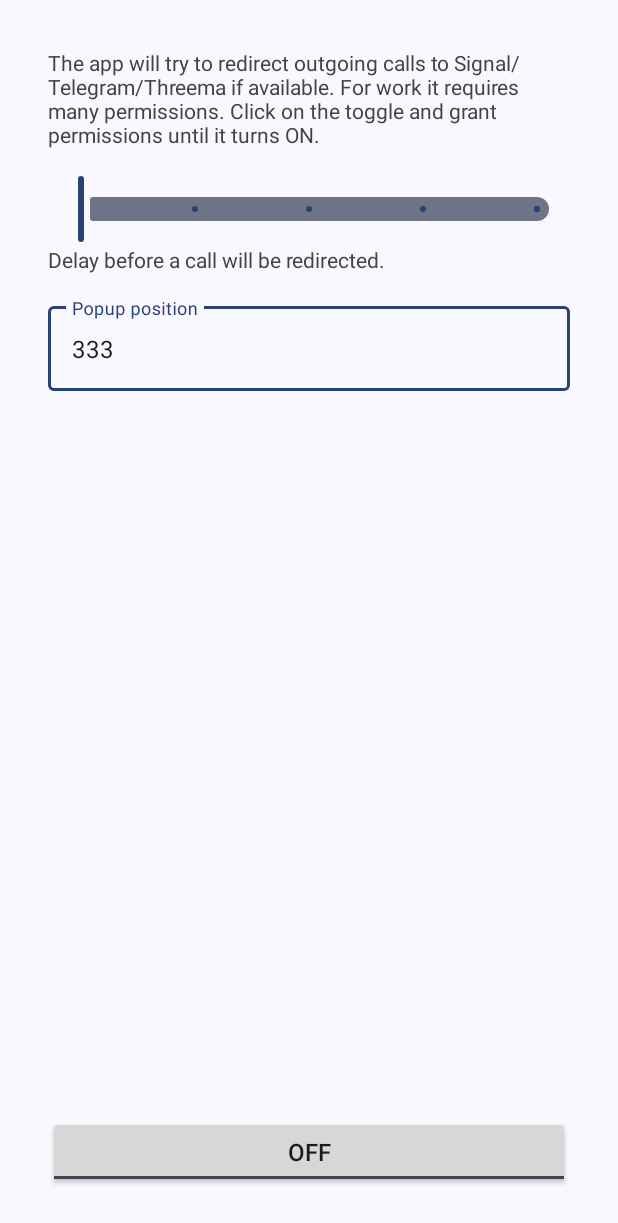
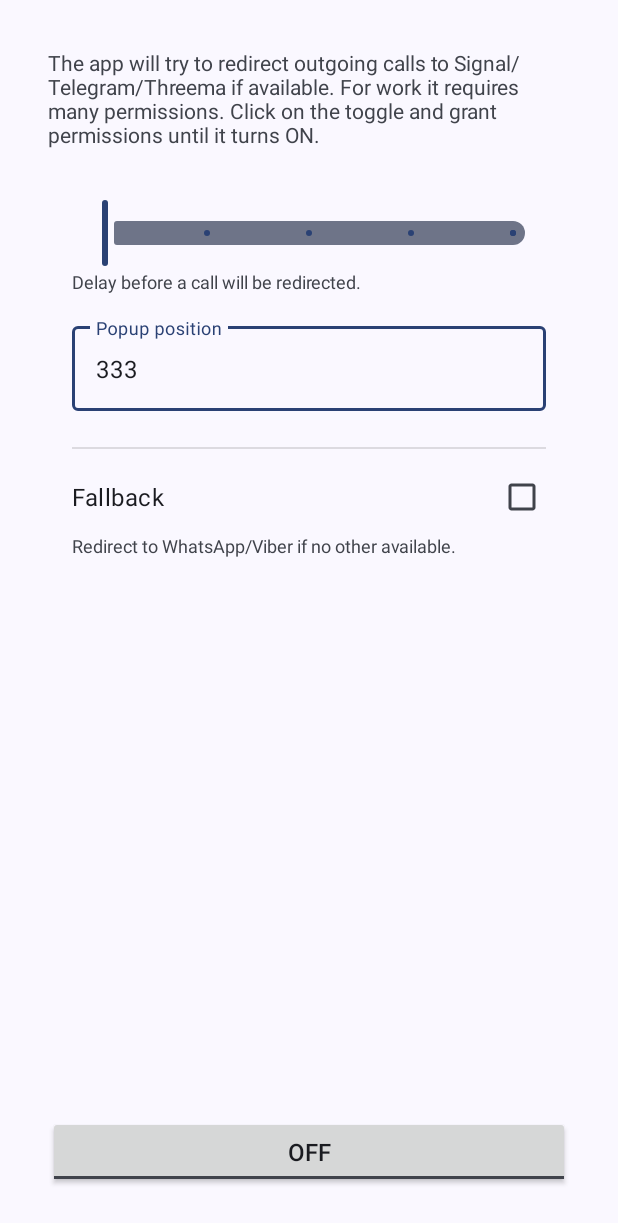
Before and after one commit to x13a/Red, an Android app: the screen it shows after launch (MainActivity), on a phone screen of 412 x 824 dp. Shown: the top 1223 px of the screen. Run offline under Robolectric (Android 15) with nearby library versions, the phone set to English and light mode, and no system bars.

Commit message:
fallback mode

```diff
--- a/app/build.gradle
+++ b/app/build.gradle
@@ -10,8 +10,8 @@ android {
         applicationId "me.lucky.red"
         minSdk 29
         targetSdk 32
-        versionCode 6
-        versionName "1.0.5"
+        versionCode 7
+        versionName "1.0.6"
 
         testInstrumentationRunner "androidx.test.runner.AndroidJUnitRunner"
     }
--- a/app/src/main/java/me/lucky/red/MainActivity.kt
+++ b/app/src/main/java/me/lucky/red/MainActivity.kt
@@ -48,6 +48,7 @@ class MainActivity : AppCompatActivity() {
         binding.apply {
             redirectionDelay.value = (prefs.redirectionDelay / 1000).toFloat()
             popupPosition.editText?.setText(prefs.popupPosition.toString())
+            fallback.isChecked = prefs.isFallbackChecked
             toggle.isChecked = prefs.isServiceEnabled
         }
     }
@@ -64,6 +65,9 @@ class MainActivity : AppCompatActivity() {
                 try {
                     prefs.popupPosition = it?.toString()?.toInt() ?: return@doAfterTextChanged
                 } catch (exc: NumberFormatException) {}
+            }
+            fallback.setOnCheckedChangeListener { _, isChecked ->
+                prefs.isFallbackChecked = isChecked
             }
             toggle.setOnCheckedChangeListener { _, isChecked ->
                 if (isChecked && !hasPermissions()) {
--- a/app/src/main/java/me/lucky/red/Preferences.kt
+++ b/app/src/main/java/me/lucky/red/Preferences.kt
@@ -9,6 +9,10 @@ class Preferences(ctx: Context) {
         private const val SERVICE_ENABLED = "service_enabled"
         private const val REDIRECTION_DELAY = "redirection_delay"
         private const val POPUP_POSITION = "popup_position_y"
+        private const val FALLBACK_CHECKED = "fallback_checked"
+
+        private const val DEFAULT_REDIRECTION_DELAY = 2000L
+        private const val DEFAULT_POPUP_POSITION = 333
     }
 
     private val prefs = PreferenceManager.getDefaultSharedPreferences(ctx)
@@ -18,10 +22,14 @@ class Preferences(ctx: Context) {
         set(value) = prefs.edit { putBoolean(SERVICE_ENABLED, value) }
 
     var redirectionDelay: Long
-        get() = prefs.getLong(REDIRECTION_DELAY, 2000L)
+        get() = prefs.getLong(REDIRECTION_DELAY, DEFAULT_REDIRECTION_DELAY)
         set(value) = prefs.edit { putLong(REDIRECTION_DELAY, value) }
 
     var popupPosition: Int
-        get() = prefs.getInt(POPUP_POSITION, 333)
+        get() = prefs.getInt(POPUP_POSITION, DEFAULT_POPUP_POSITION)
         set(value) = prefs.edit { putInt(POPUP_POSITION, value) }
+
+    var isFallbackChecked: Boolean
+        get() = prefs.getBoolean(FALLBACK_CHECKED, false)
+        set(value) = prefs.edit { putBoolean(FALLBACK_CHECKED, value) }
 }
--- a/app/src/main/res/layout/activity_main.xml
+++ b/app/src/main/res/layout/activity_main.xml
@@ -20,6 +20,7 @@
         android:id="@+id/scrollView"
         android:layout_width="0dp"
         android:layout_height="0dp"
+        android:padding="16dp"
         android:layout_marginVertical="16dp"
         app:layout_constraintBottom_toTopOf="@+id/toggle"
         app:layout_constraintEnd_toEndOf="parent"
@@ -42,6 +43,7 @@
 
             <TextView
                 android:id="@+id/description2"
+                android:textSize="12sp"
                 android:layout_width="match_parent"
                 android:layout_height="wrap_content"
                 android:text="@string/redirection_delay_description" />
@@ -64,6 +66,33 @@
 
             </com.google.android.material.textfield.TextInputLayout>
 
+            <Space
+                android:layout_marginVertical="8dp"
+                android:layout_width="match_parent"
+                android:layout_height="wrap_content" />
+
+            <View
+                android:id="@+id/divider"
+                android:layout_width="match_parent"
+                android:layout_height="1dp"
+                android:layout_marginVertical="8dp"
+                android:background="?android:attr/listDivider" />
+
+            <CheckBox
+                android:id="@+id/fallback"
+                android:layout_width="match_parent"
+                android:layout_height="wrap_content"
+                android:layoutDirection="rtl"
+                android:text="@string/fallback"
+                android:textSize="16sp" />
+
+            <TextView
+                android:id="@+id/description3"
+                android:layout_width="match_parent"
+                android:layout_height="wrap_content"
+                android:text="@string/fallback_description"
+                android:textSize="12sp" />
+
         </LinearLayout>
     </ScrollView>
 
--- a/app/src/main/res/values/strings.xml
+++ b/app/src/main/res/values/strings.xml
@@ -8,4 +8,8 @@
     <string name="destination_threema">Threema</string>
     <string name="redirection_delay_description">Delay before a call will be redirected.</string>
     <string name="popup_position">Popup position</string>
+    <string name="fallback">Fallback</string>
+    <string name="fallback_description">Redirect to WhatsApp/Viber if no other available.</string>
+    <string name="fallback_destination_whatsapp">WhatsApp</string>
+    <string name="fallback_destination_viber">Viber</string>
 </resources>
```
Also changed, not shown: app/src/main/java/me/lucky/red/CallRedirectionService.kt (+11 -1 lines), 4 other files.
